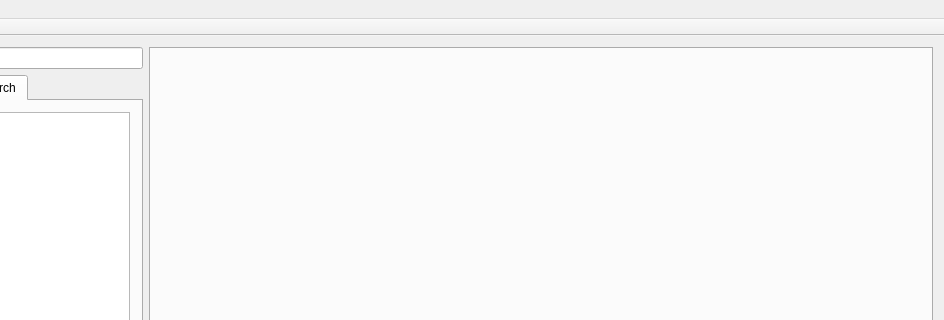
This is OverwatchPlayerLog/UI/MainWindow.ui in yxbh/Overwatch-Player-Log as Qt 5 draws it before an edit; both pictures show x 130 to 1074 and y 0 to 320 of the 1074 by 717 pixel window. The edited form follows.
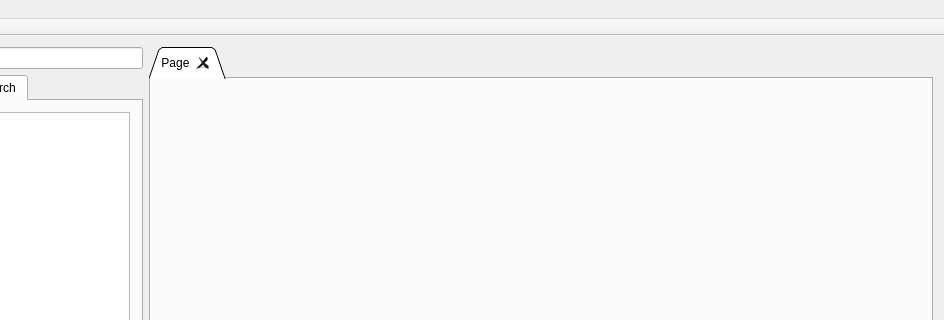
This is the edited form.

Commit message: disable tab bar auto hide

The edit to the form file:
```diff
--- a/OverwatchPlayerLog/UI/MainWindow.ui
+++ b/OverwatchPlayerLog/UI/MainWindow.ui
@@ -71,7 +71,7 @@
          <bool>true</bool>
         </property>
         <property name="tabBarAutoHide">
-         <bool>true</bool>
+         <bool>false</bool>
         </property>
         <widget class="QWidget" name="tab">
          <attribute name="title">
```
Left out of the diff: 2 changed lines with no effect on the pictures.
